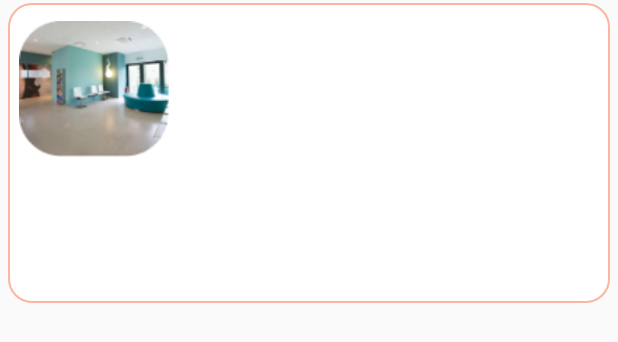
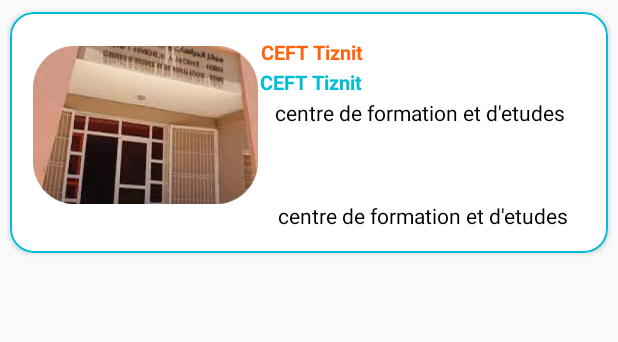
Before and after one commit to KHADIJAIMOU/CentreReservationApkMobile-Imourig_Taoufik_Geuzoul-, an Android app: the layout list_des_reservation.xml on its own in the app's theme, with its tools: preview values and no code run, on a phone screen of 412 x 824 dp. Shown: the top 342 px of the screen. Run offline under Robolectric (Android 15) with nearby library versions, the phone set to English and light mode, and no system bars.

Commit message:
fixer historique des reservation (recycler view)

```diff
--- a/app/src/main/java/com/example/centrereservation/controller/List_Adapter_reservation.java
+++ b/app/src/main/java/com/example/centrereservation/controller/List_Adapter_reservation.java
@@ -41,15 +41,15 @@ public class List_Adapter_reservation extends FirebaseRecyclerAdapter<Reservatio
         String progress = model.getProgress();
 
         if (progress.equals("en attente")) {
-            holder.Progress.setTextColor(Color.parseColor("#FFA500"));
+            holder.Avancement.setTextColor(Color.parseColor("#FFA500"));
         } else if (progress.equals("Acceptée")) {
-            holder.Progress.setTextColor(Color.GREEN);
+            holder.Avancement.setTextColor(Color.GREEN);
         } else if (progress.equals("Refusée")) {
-            holder.Progress.setTextColor(Color.RED);
+            holder.Avancement.setTextColor(Color.RED);
         }
 
-        holder.Nom_rese.setText( "\nDate Début : " + model.getDateStart() + "\nDate Fin : " + model.getDateEnd() + "\nTemps Début : " + model.getTimeStart() + "\nTemps Fin : " + model.getTimeEnd() + "\n\n\n          Avancement :  \n" );
-        holder.Progress.setText("          "+progress);
+        holder.Nom_rese.setText( "\nDate Début : " + model.getDateStart() + "\nDate Fin : " + model.getDateEnd() + "\nTemps Début : " + model.getTimeStart() + "\nTemps Fin : " + model.getTimeEnd() + "\nAvancement :  \n" );
+        holder.Avancement.setText("        \n            "+progress);
 
         // Fetch the center's image URL from Firebase Storage using the center's id
         DatabaseReference centerRef = FirebaseDatabase.getInstance().getReference("Centre").child(model.getIdCentre());
@@ -111,12 +111,12 @@ public class List_Adapter_reservation extends FirebaseRecyclerAdapter<Reservatio
 
     public static class MyViewHolder extends RecyclerView.ViewHolder {
 
-        TextView Nom_rese, Progress,NomCentre,NomSalle;
+        TextView Nom_rese, Progress,NomCentre,NomSalle,Avancement;
         ImageView CenterImage;
 
         public MyViewHolder(@NonNull View itemView) {
             super(itemView);
-            Progress = itemView.findViewById(R.id.Progress);
+            Avancement= itemView.findViewById(R.id.Avancement);
             Nom_rese = itemView.findViewById(R.id.Nom_rese);
             CenterImage = itemView.findViewById(R.id.img_reser);
             NomCentre= itemView.findViewById(R.id.NomCentre);
--- /dev/null
+++ b/app/src/main/res/drawable-v24/rectangle_list_historique.xml
@@ -0,0 +1,5 @@
+<shape xmlns:android="http://schemas.android.com/apk/res/android" android:shape="rectangle" >
+    <solid android:color="#ffffff" />
+    <stroke android:width="1dp" android:color="#00BCD4"/>
+    <corners android:radius="15dp"/>
+</shape>
--- a/app/src/main/res/layout/activity_historique_resev.xml
+++ b/app/src/main/res/layout/activity_historique_resev.xml
@@ -22,7 +22,7 @@
             android:layout_marginLeft="45dp"
             android:layout_marginRight="39dp"
             android:padding="2dp"
-            android:hint="-recherche un centre"
+            android:hint="-recherche une reservation "
 
             android:background="@drawable/editround"
             android:ems="10"
--- a/app/src/main/res/layout/fragment_activity_reservation.xml
+++ b/app/src/main/res/layout/fragment_activity_reservation.xml
@@ -46,7 +46,7 @@
         android:background="@drawable/rectangle"
         android:layout_below="@id/search_layout">
 
-      <ListView
+        <ListView
             android:id="@+id/listview_reservation"
             android:layout_width="wrap_content"
             android:layout_height="match_parent"
--- a/app/src/main/res/layout/list_des_reservation.xml
+++ b/app/src/main/res/layout/list_des_reservation.xml
@@ -1,54 +1,78 @@
 <?xml version="1.0" encoding="utf-8"?>
-<LinearLayout xmlns:android="http://schemas.android.com/apk/res/android"
+<androidx.cardview.widget.CardView xmlns:android="http://schemas.android.com/apk/res/android"
     android:layout_width="match_parent"
-    android:layout_height="match_parent">
-    <LinearLayout
-        android:id="@+id/item_reser1"
+    android:layout_height="wrap_content"
+    xmlns:app="http://schemas.android.com/apk/res-auto"
+    app:cardCornerRadius="15dp"
+    android:elevation="8dp"
+
+    app:cardBackgroundColor="#fff"
+    app:cardUseCompatPadding="true">
+    <!-- Repeat for the other four items -->
+    <RelativeLayout
         android:layout_width="match_parent"
-        android:layout_height="200dp"
-        android:layout_marginLeft="5dp"
-        android:layout_marginRight="5dp"
-        android:layout_marginTop="2dp"
-        android:background="@drawable/rectangle_list"
-        android:padding="7dp">
-
+        android:layout_height="wrap_content"
+        android:background="@drawable/rectangle_list_historique"
+        android:padding="15dp">
         <ImageView
             android:id="@+id/img_reser"
-            android:layout_width="100dp"
-            android:layout_height="100dp"
-            android:src="@drawable/salle5" />
-
-        <LinearLayout
-            android:layout_width="match_parent"
-            android:layout_height="wrap_content"
-            android:layout_marginStart="1dp"
-            android:orientation="vertical">
+            android:layout_width="150dp"
+            android:layout_height="120dp"
+            android:src="@drawable/ceftiznit"
+            android:background="@drawable/roundimage"
+            />
 
         <TextView
             android:id="@+id/NomCentre"
-                android:layout_width="match_parent"
-                android:layout_height="17dp"
-                android:layout_marginTop="1dp"
-                android:text="" />
+            android:layout_width="wrap_content"
+            android:layout_height="wrap_content"
+            android:layout_marginLeft="2dp"
+            android:layout_marginTop="2dp"
+            android:layout_toRightOf="@id/img_reser"
+            android:text="CEFT Tiznit"
+            android:textColor="#FF640D"
+            android:textSize="13dp"
+            android:textStyle="bold"
+
+            />
+
         <TextView
             android:id="@+id/NomSalle"
-                android:layout_width="match_parent"
-                android:layout_height="17dp"
-                android:layout_marginTop="1dp"
-                android:text="" />
+            android:layout_width="wrap_content"
+            android:layout_height="wrap_content"
+            android:layout_alignBottom="@+id/NomCentre"
+            android:layout_marginLeft="1dp"
+            android:layout_marginTop="2dp"
+            android:layout_marginBottom="-20dp"
+            android:layout_toRightOf="@id/img_reser"
+            android:text="CEFT Tiznit"
+            android:textColor="#00BCD4"
+            android:textSize="13dp"
+            android:textStyle="bold" />
+
         <TextView
             android:id="@+id/Nom_rese"
             android:layout_width="match_parent"
-                android:layout_height="98dp"
-                android:layout_marginTop="1dp"
-                android:text="" />
+            android:layout_height="wrap_content"
+            android:layout_below="@id/NomCentre"
+            android:layout_marginLeft="11dp"
+            android:layout_marginTop="21dp"
+            android:layout_toRightOf="@id/img_reser"
+            android:text="centre de formation et d'etudes"
+            android:textColor="#000" />
+
         <TextView
-                android:id="@+id/Progress"
+            android:id="@+id/Avancement"
             android:layout_width="match_parent"
-                android:layout_height="17dp"
-                android:layout_marginTop="1dp"
-                android:text="" />
-        </LinearLayout>
-    </LinearLayout>
+            android:layout_height="wrap_content"
+            android:layout_below="@id/NomCentre"
+            android:layout_marginLeft="13dp"
+            android:layout_marginTop="90dp"
+            android:layout_toRightOf="@id/img_reser"
+            android:text="centre de formation et d'etudes"
+            android:textColor="#000" />
 
-</LinearLayout>
+    </RelativeLayout>
+
+
+</androidx.cardview.widget.CardView>
```
Lines whose indentation alone changed are shown as unchanged.
